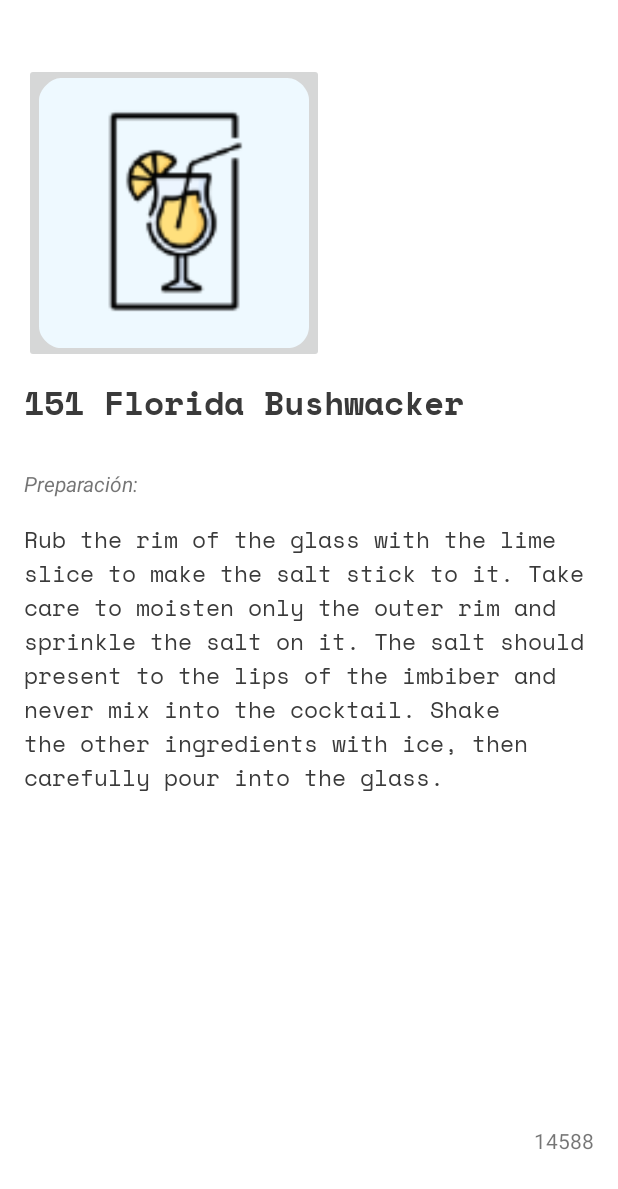
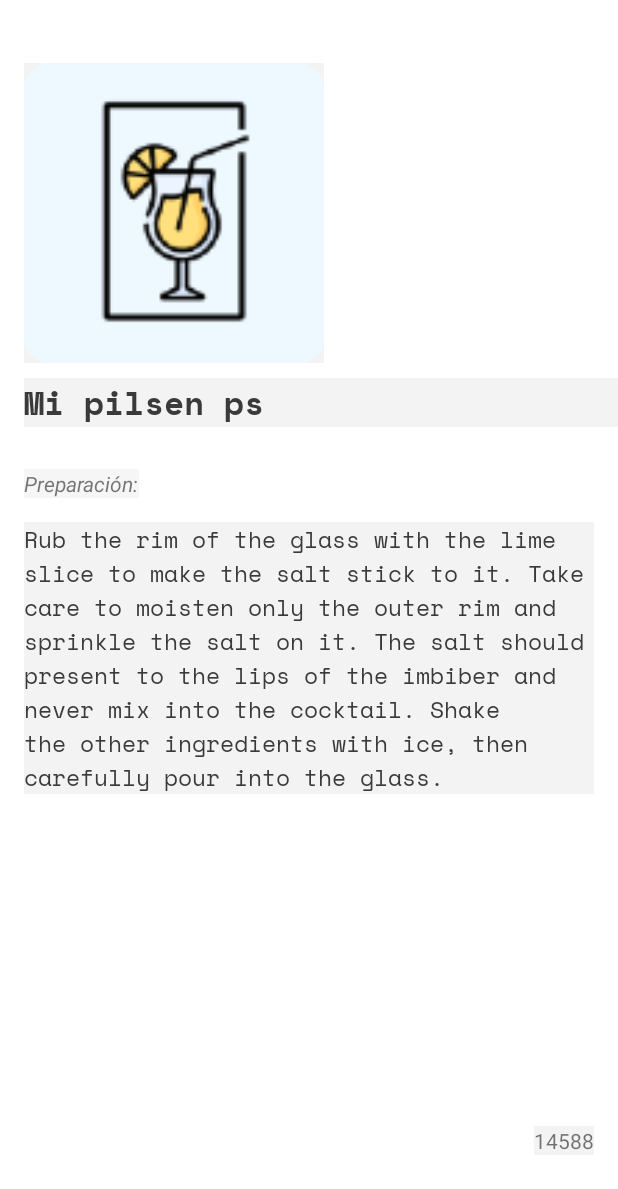
Before and after one commit to erickvaldez26/CocktailApp, an Android app: the layout fragment_cocktail_detail.xml on its own in the app's theme, with its tools: preview values and no code run, on a phone screen of 412 x 824 dp. Shown: the top 1189 px of the screen. Run offline under Robolectric (Android 15) with nearby library versions, the phone set to English and light mode, and no system bars.

Commit message:
View cocktailDetails finished

```diff
--- a/app/src/main/java/com/noks1i/cocktailapp/data/model/CocktailDetails.kt
+++ b/app/src/main/java/com/noks1i/cocktailapp/data/model/CocktailDetails.kt
@@ -10,4 +10,4 @@ data class CocktailDetails(
     val strDrinkThumb: String = "",
 )
 
-data class CocktailEntry(val drinks: CocktailDetails = CocktailDetails())
+data class CocktailEntry(val drinks: List<CocktailDetails> = listOf())
--- a/app/src/main/java/com/noks1i/cocktailapp/data/remote/CocktailDataSource.kt
+++ b/app/src/main/java/com/noks1i/cocktailapp/data/remote/CocktailDataSource.kt
@@ -1,6 +1,5 @@
 package com.noks1i.cocktailapp.data.remote
 
-import com.noks1i.cocktailapp.data.model.CocktailDetails
 import com.noks1i.cocktailapp.data.model.CocktailEntry
 import com.noks1i.cocktailapp.data.model.CocktailList
 import com.noks1i.cocktailapp.repository.WebService
--- a/app/src/main/java/com/noks1i/cocktailapp/repository/CocktailRepoImpl.kt
+++ b/app/src/main/java/com/noks1i/cocktailapp/repository/CocktailRepoImpl.kt
@@ -1,6 +1,5 @@
 package com.noks1i.cocktailapp.repository
 
-import com.noks1i.cocktailapp.data.model.CocktailDetails
 import com.noks1i.cocktailapp.data.model.CocktailEntry
 import com.noks1i.cocktailapp.data.model.CocktailList
 import com.noks1i.cocktailapp.data.remote.CocktailDataSource
--- a/app/src/main/java/com/noks1i/cocktailapp/repository/WebService.kt
+++ b/app/src/main/java/com/noks1i/cocktailapp/repository/WebService.kt
@@ -1,7 +1,6 @@
 package com.noks1i.cocktailapp.repository
 
 import com.google.gson.GsonBuilder
-import com.noks1i.cocktailapp.data.model.CocktailDetails
 import com.noks1i.cocktailapp.data.model.CocktailEntry
 import com.noks1i.cocktailapp.data.model.CocktailList
 import com.noks1i.cocktailapp.utils.Constants
--- a/app/src/main/java/com/noks1i/cocktailapp/ui/CocktailsFragment/CocktailsFragment.kt
+++ b/app/src/main/java/com/noks1i/cocktailapp/ui/CocktailsFragment/CocktailsFragment.kt
@@ -16,7 +16,6 @@ import com.noks1i.cocktailapp.presentation.CocktailViewModel
 import com.noks1i.cocktailapp.presentation.CocktailViewModelFactory
 import com.noks1i.cocktailapp.repository.CocktailRepoImpl
 import com.noks1i.cocktailapp.repository.RetrofitClient
-import com.noks1i.cocktailapp.ui.CocktailDetailFragment.CocktailDetailFragment
 import com.noks1i.cocktailapp.ui.CocktailsFragment.adapters.CocktailAdapter
 
 /**
@@ -58,6 +57,8 @@ class CocktailsFragment : Fragment(R.layout.fragment_cocktails),
     }
 
     override fun onCocktailClick(cocktail: Cocktail) {
-        findNavController().navigate(R.id.cocktailDetailFragment)
+        val action =
+            CocktailsFragmentDirections.actionCocktailsFragmentToCocktailDetailFragment(cocktail.idDrink)
+        findNavController().navigate(action)
     }
 }
--- a/app/src/main/res/layout/fragment_cocktail_detail.xml
+++ b/app/src/main/res/layout/fragment_cocktail_detail.xml
@@ -6,16 +6,17 @@
     android:layout_height="match_parent"
     tools:context=".ui.CocktailDetailFragment.CocktailDetailFragment">
 
-    <ImageButton
-        android:id="@+id/btnImageCocktail"
+    <ImageView
+        android:id="@+id/imgCocktail"
         android:layout_width="200dp"
         android:layout_height="200dp"
         android:layout_marginStart="16dp"
         android:layout_marginTop="42dp"
-        android:scaleType="centerCrop"
-        android:src="@mipmap/ic_launcher"
+        android:background="@color/placeholder"
+        android:contentDescription="@string/content_photo_to_cocktail"
         app:layout_constraintStart_toStartOf="parent"
-        app:layout_constraintTop_toTopOf="parent" />
+        app:layout_constraintTop_toTopOf="parent"
+        tools:src="@mipmap/ic_launcher" />
 
     <TextView
         android:id="@+id/txtNameCocktail"
@@ -23,12 +24,13 @@
         android:layout_height="wrap_content"
         android:layout_marginStart="16dp"
         android:layout_marginTop="10dp"
+        android:background="@color/placeholder"
         android:fontFamily="@font/space_mono_bold"
-        android:text="151 Florida Bushwacker"
         android:textColor="@color/textColor"
         android:textSize="22sp"
         app:layout_constraintStart_toStartOf="parent"
-        app:layout_constraintTop_toBottomOf="@+id/btnImageCocktail" />
+        app:layout_constraintTop_toBottomOf="@+id/imgCocktail"
+        tools:text="Mi pilsen ps" />
 
     <TextView
         android:id="@+id/lblPrepare"
@@ -36,12 +38,13 @@
         android:layout_height="wrap_content"
         android:layout_marginTop="28dp"
         android:alpha=".7"
-        android:text="Preparación:"
+        android:background="@color/placeholder"
         android:textColor="@color/textColor"
         android:textSize="14sp"
         android:textStyle="italic"
         app:layout_constraintStart_toStartOf="@+id/txtNameCocktail"
-        app:layout_constraintTop_toBottomOf="@+id/txtNameCocktail" />
+        app:layout_constraintTop_toBottomOf="@+id/txtNameCocktail"
+        tools:text="@string/preparation" />
 
     <TextView
         android:id="@+id/txtPrepareCocktail"
@@ -49,13 +52,14 @@
         android:layout_height="wrap_content"
         android:layout_marginHorizontal="16dp"
         android:layout_marginTop="16dp"
+        android:background="@color/placeholder"
         android:fontFamily="@font/space_mono"
-        android:text="Rub the rim of the glass with the lime slice to make the salt stick to it. Take care to moisten only the outer rim and sprinkle the salt on it. The salt should present to the lips of the imbiber and never mix into the cocktail. Shake the other ingredients with ice, then carefully pour into the glass."
         android:textColor="@color/textColor"
         android:textSize="15sp"
         app:layout_constraintEnd_toEndOf="parent"
         app:layout_constraintStart_toStartOf="parent"
-        app:layout_constraintTop_toBottomOf="@+id/lblPrepare" />
+        app:layout_constraintTop_toBottomOf="@+id/lblPrepare"
+        tools:text="Rub the rim of the glass with the lime slice to make the salt stick to it. Take care to moisten only the outer rim and sprinkle the salt on it. The salt should present to the lips of the imbiber and never mix into the cocktail. Shake the other ingredients with ice, then carefully pour into the glass." />
 
     <TextView
         android:id="@+id/txtIdCocktail"
@@ -63,8 +67,9 @@
         android:layout_height="wrap_content"
         android:layout_marginEnd="16dp"
         android:layout_marginBottom="54dp"
-        android:text="14588"
+        android:background="@color/placeholder"
         app:layout_constraintBottom_toBottomOf="parent"
-        app:layout_constraintEnd_toEndOf="parent" />
+        app:layout_constraintEnd_toEndOf="parent"
+        tools:text="14588" />
 
 </androidx.constraintlayout.widget.ConstraintLayout>
--- a/app/src/main/res/layout/fragment_cocktails.xml
+++ b/app/src/main/res/layout/fragment_cocktails.xml
@@ -85,6 +85,7 @@
         android:id="@+id/rv_cocktails"
         android:layout_width="match_parent"
         android:layout_height="0dp"
+        android:layoutAnimation="@anim/recycler_anim"
         android:orientation="vertical"
         android:paddingBottom="47dp"
         app:layoutManager="androidx.recyclerview.widget.LinearLayoutManager"
--- a/app/src/main/res/navigation/main_graph.xml
+++ b/app/src/main/res/navigation/main_graph.xml
@@ -18,5 +18,9 @@
         android:id="@+id/cocktailDetailFragment"
         android:name="com.noks1i.cocktailapp.ui.CocktailDetailFragment.CocktailDetailFragment"
         android:label="fragment_cocktail_detail"
-        tools:layout="@layout/fragment_cocktail_detail" />
+        tools:layout="@layout/fragment_cocktail_detail" >
+        <argument
+            android:name="idDrink"
+            app:argType="string" />
+    </fragment>
 </navigation>
--- a/app/src/main/res/values/strings.xml
+++ b/app/src/main/res/values/strings.xml
@@ -4,4 +4,6 @@
     <string name="hello_blank_fragment">Hello blank fragment</string>
     <string name="titleApp">CocktailApp</string>
     <string name="lbl_search">Buscar</string>
+    <string name="preparation">Preparación:</string>
+    <string name="content_photo_to_cocktail">Photo to cocktail</string>
 </resources>
```
Also changed, not shown: app/src/main/java/com/noks1i/cocktailapp/ui/CocktailDetailFragment/CocktailDetailFragment.kt (+19 -4 lines), app/src/main/res/anim/fall_down.xml (added, +14 -0 lines), app/src/main/res/anim/recycler_anim.xml (added, +7 -0 lines).
